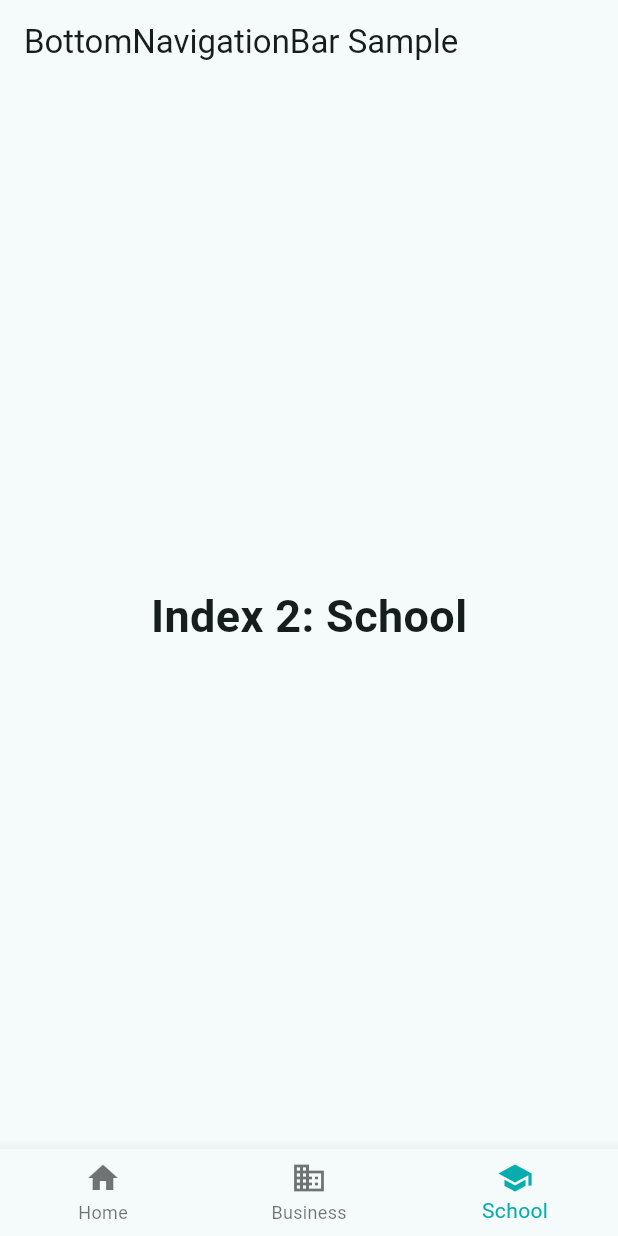
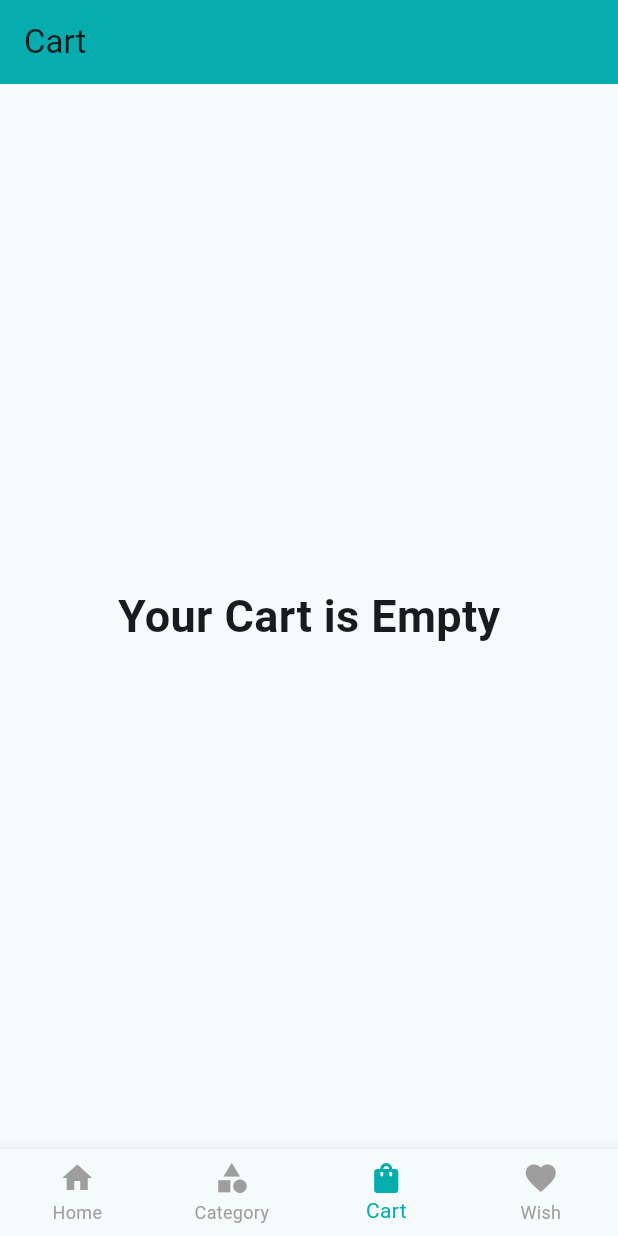
Before and after one commit to iArgho/crafty_bay_ecommerce_flutter, a Flutter app: the screen it shows after launch, item 3 of the bottom bar chosen, on a phone screen of 412 x 824 dp. Run offline on Flutter 3.47's test engine with Material 3 defaults, Android fonts, the phone set to English and light mode, and no system bars; our stand-ins replace carousel_slider, flutter_svg, get, pin_code_fields.

Commit message:
Refactoring on BottomNavScreen

```diff
--- /dev/null
+++ b/lib/presentation/UI/screens/bottomnavscreen/bottom_cart_screen.dart
@@ -0,0 +1,16 @@
+
+import 'package:flutter/material.dart';
+
+class BottomCartScreen extends StatelessWidget {
+  const BottomCartScreen({super.key});
+
+  @override
+  Widget build(BuildContext context) {
+    return const Center(
+      child: Text(
+        'Your Cart is Empty',
+        style: TextStyle(fontSize: 30, fontWeight: FontWeight.bold),
+      ),
+    );
+  }
+}
--- a/lib/presentation/UI/screens/main_bottom_nav_screen.dart
+++ b/lib/presentation/UI/screens/main_bottom_nav_screen.dart
@@ -1,3 +1,7 @@
+import 'package:crafty_bay_ecommerce_flutter/presentation/UI/screens/bottomnavscreen/bottom_cart_screen.dart';
+import 'package:crafty_bay_ecommerce_flutter/presentation/UI/screens/bottomnavscreen/bottom_category_screen.dart';
+import 'package:crafty_bay_ecommerce_flutter/presentation/UI/screens/bottomnavscreen/bottom_home_screen.dart';
+import 'package:crafty_bay_ecommerce_flutter/presentation/UI/screens/bottomnavscreen/bottom_wish_screen';
 import 'package:crafty_bay_ecommerce_flutter/presentation/utility/color_palette.dart';
 import 'package:flutter/material.dart';
 
@@ -5,18 +9,17 @@ class MainBottomNavScreen extends StatefulWidget {
   const MainBottomNavScreen({super.key});
 
   @override
-  State<MainBottomNavScreen> createState() =>
-      _BottomNavigationBarExampleState();
+  State<MainBottomNavScreen> createState() => _MainBottomNavScreenState();
 }
 
-class _BottomNavigationBarExampleState
-    extends State<MainBottomNavScreen> {
+class _MainBottomNavScreenState extends State<MainBottomNavScreen> {
   int _selectedIndex = 0;
 
   static const List<Widget> _widgetOptions = <Widget>[
-    HomeScreen(),
-    BusinessScreen(),
-    SchoolScreen(),
+    BottomHomeScreen(),
+    BottomCategoryScreen(),
+    BottomCartScreen(),
+    BottomWishScreen(),
   ];
 
   void _onItemTapped(int index) {
@@ -29,70 +32,66 @@ class _BottomNavigationBarExampleState
   Widget build(BuildContext context) {
     return Scaffold(
       appBar: AppBar(
-        title: const Text('BottomNavigationBar Sample'),
+        title: Text(_getAppBarTitle(_selectedIndex)),
+        backgroundColor: AppColor.primaryColor,
       ),
       body: _widgetOptions[_selectedIndex],
       bottomNavigationBar: BottomNavigationBar(
+        type: BottomNavigationBarType.fixed,
         items: const <BottomNavigationBarItem>[
           BottomNavigationBarItem(
             icon: Icon(Icons.home),
             label: 'Home',
           ),
           BottomNavigationBarItem(
-            icon: Icon(Icons.business),
-            label: 'Business',
+            icon: Icon(Icons.category),
+            label: 'Category',
           ),
           BottomNavigationBarItem(
-            icon: Icon(Icons.school),
-            label: 'School',
+            icon: Icon(Icons.shopping_bag),
+            label: 'Cart',
+          ),
+          BottomNavigationBarItem(
+            icon: Icon(Icons.favorite),
+            label: 'Wish',
           ),
         ],
         currentIndex: _selectedIndex,
         selectedItemColor: AppColor.primaryColor,
+        unselectedItemColor: Colors.grey,
         onTap: _onItemTapped,
       ),
     );
   }
+
+
+  String _getAppBarTitle(int index) {
+    switch (index) {
+      case 0:
+        return 'Home';
+      case 1:
+        return 'Category';
+      case 2:
+        return 'Cart';
+      case 3:
+        return 'Wish List';
+      default:
+        return 'Crafty Bay';
+    }
+  }
 }
 
-class HomeScreen extends StatelessWidget {
-  const HomeScreen({super.key});
+
+class BottomWishScreen extends StatelessWidget {
+  const BottomWishScreen({super.key});
 
   @override
   Widget build(BuildContext context) {
     return const Center(
       child: Text(
-        'Index 0: Home',
-        style: TextStyle(fontSize: 30, fontWeight: FontWeight.bold),
+        'Your Wish List',
+        style: TextStyle(fontSize: 24, fontWeight: FontWeight.bold),
       ),
     );
   }
 }
-
-class BusinessScreen extends StatelessWidget {
-  const BusinessScreen({super.key});
-
-  @override
-  Widget build(BuildContext context) {
-    return const Center(
-      child: Text(
-        'Index 1: Business',
-        style: TextStyle(fontSize: 30, fontWeight: FontWeight.bold),
-      ),
-    );
-  }
-}
-
-class SchoolScreen extends StatelessWidget {
-  const SchoolScreen({super.key});
-
-  @override
-  Widget build(BuildContext context) {
-    return const Center(
-      child: Text(
-        'Index 2: School',
-        style: TextStyle(fontSize: 30, fontWeight: FontWeight.bold),
-      ),
-    );
-  }
-}
```
Also changed, not shown: lib/presentation/UI/screens/bottomnavscreen/bottom_category_screen.dart (added, +15 -0 lines), lib/presentation/UI/screens/bottomnavscreen/bottom_home_screen.dart (added, +25 -0 lines).
